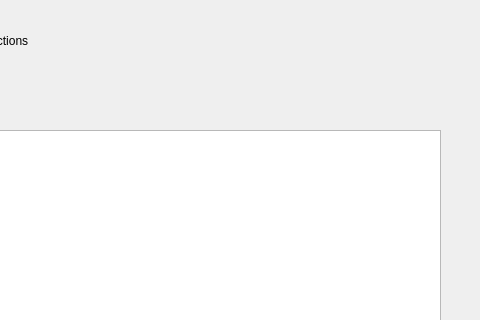
This is bank-automat/transactions.ui in JansQ-75/Riihimaatti as Qt 5 draws it before an edit; both pictures show x 320 to 800 and y 0 to 320 of the 800 by 480 pixel window. The edited form follows.
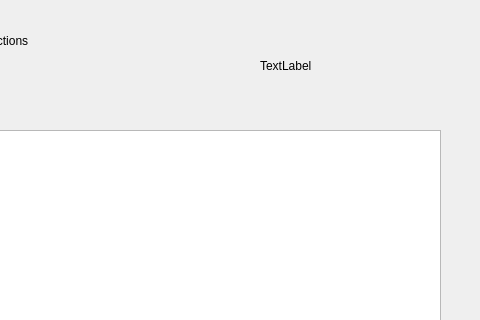
This is the edited form.

Commit message: can show under 10 transactions

```diff
--- a/bank-automat/transactions.ui
+++ b/bank-automat/transactions.ui
@@ -78,6 +78,19 @@
     <string>Customer</string>
    </property>
   </widget>
+  <widget class="QLabel" name="label_logoTransaction">
+   <property name="geometry">
+    <rect>
+     <x>580</x>
+     <y>10</y>
+     <width>161</width>
+     <height>111</height>
+    </rect>
+   </property>
+   <property name="text">
+    <string>TextLabel</string>
+   </property>
+  </widget>
  </widget>
  <resources/>
  <connections/>
```
The commit also changes 3 other files.
